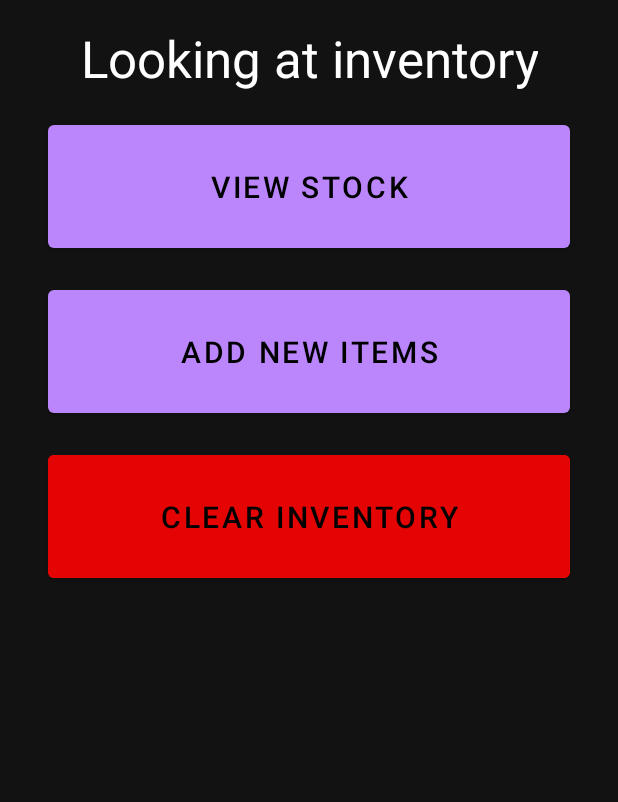
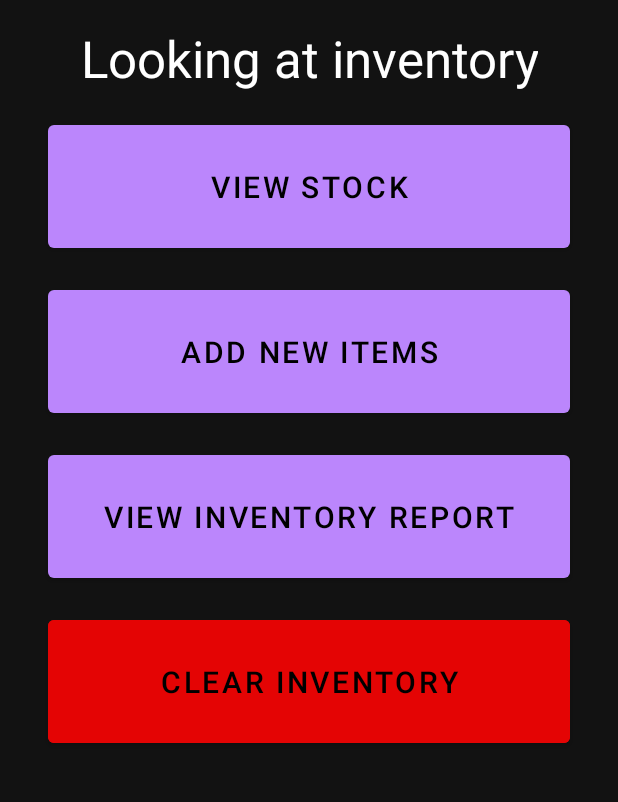
Before and after one commit to kamarabbas99/WareHouse-Inventory-app, an Android app: the layout activity_main_menu.xml on its own in the app's theme, with its tools: preview values and no code run, on a phone screen of 412 x 824 dp, the part 210-1012 px from its top. Run offline under Robolectric (Android 15) with nearby library versions, the phone set to English and light mode, and no system bars.

```diff
--- a/app/src/main/AndroidManifest.xml
+++ b/app/src/main/AndroidManifest.xml
@@ -10,6 +10,10 @@
         android:supportsRtl="true"
         android:theme="@style/Theme.WarehouseInventorySystem">
         <activity
+            android:name="presentation.ReportViewActivity"
+            android:parentActivityName="presentation.MainMenuActivity"
+            android:exported="false" />
+        <activity
             android:name="presentation.InventoryViewActivity"
             android:exported="false" />
         <activity
@@ -19,6 +23,7 @@
         <activity
             android:name="presentation.MainMenuActivity"
             android:exported="false"
+            android:launchMode="singleTask"
             android:parentActivityName="presentation.InventoryViewActivity" />
         <activity
             android:name="presentation.ItemViewActivity"
--- a/app/src/main/res/layout/activity_main_menu.xml
+++ b/app/src/main/res/layout/activity_main_menu.xml
@@ -67,6 +67,21 @@
         app:layout_constraintTop_toBottomOf="@+id/ItemViewButton" />
 
     <Button
+        android:id="@+id/ViewReportButton"
+        android:layout_width="0dp"
+        android:layout_height="94dp"
+        android:layout_marginStart="32dp"
+        android:layout_marginTop="16dp"
+        android:layout_marginEnd="32dp"
+        android:onClick="viewReport"
+        android:text="View Inventory Report"
+        android:textSize="20sp"
+        app:layout_constraintEnd_toEndOf="parent"
+        app:layout_constraintHorizontal_bias="0.0"
+        app:layout_constraintStart_toStartOf="parent"
+        app:layout_constraintTop_toBottomOf="@+id/AddItemButton" />
+
+    <Button
         android:id="@+id/clearInvButton"
         android:layout_width="0dp"
         android:layout_height="94dp"
@@ -80,6 +95,6 @@
         app:layout_constraintEnd_toEndOf="parent"
         app:layout_constraintHorizontal_bias="0.0"
         app:layout_constraintStart_toStartOf="parent"
-        app:layout_constraintTop_toBottomOf="@+id/AddItemButton" />
+        app:layout_constraintTop_toBottomOf="@+id/ViewReportButton" />
 
 </androidx.constraintlayout.widget.ConstraintLayout>
```
Also changed, not shown: app/src/main/java/presentation/MainMenuActivity.java (+17 -3 lines), app/src/main/java/presentation/ReportViewActivity.java (added, +16 -0 lines), app/src/main/res/layout/activity_report_view.xml (added, +9 -0 lines).
